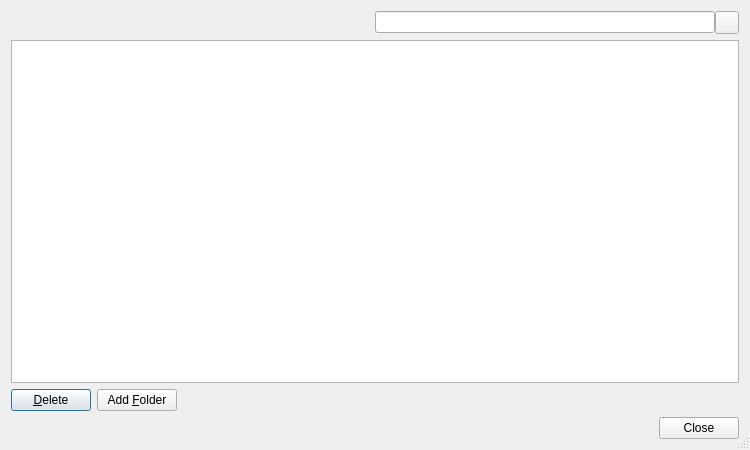
First picture: the form in Helpviewer/Bookmarks/BookmarksDialog.ui, repository testmana2/test, before the edit.
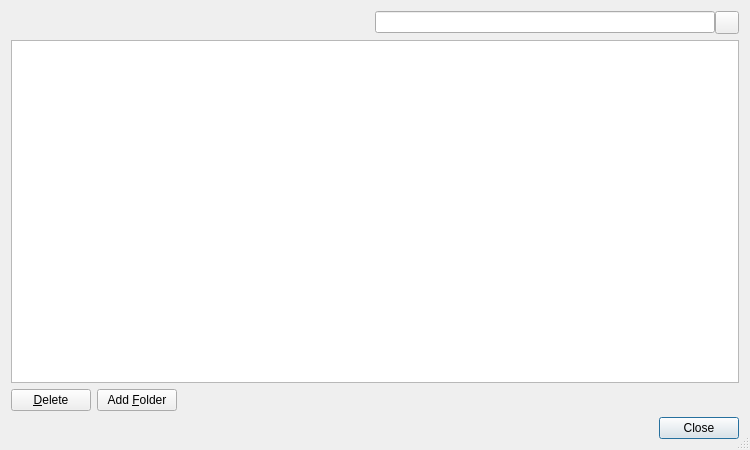
Second picture: the form after the edit. Custom widgets are drawn as their Qt base class.

What changed in the file:
```diff
--- a/Helpviewer/Bookmarks/BookmarksDialog.ui
+++ b/Helpviewer/Bookmarks/BookmarksDialog.ui
@@ -87,6 +87,9 @@
        <property name="text">
         <string>&amp;Delete</string>
        </property>
+       <property name="autoDefault">
+        <bool>false</bool>
+       </property>
       </widget>
      </item>
      <item>
@@ -97,6 +100,9 @@
        <property name="text">
         <string>Add &amp;Folder</string>
        </property>
+       <property name="autoDefault">
+        <bool>false</bool>
+       </property>
       </widget>
      </item>
      <item>
```
